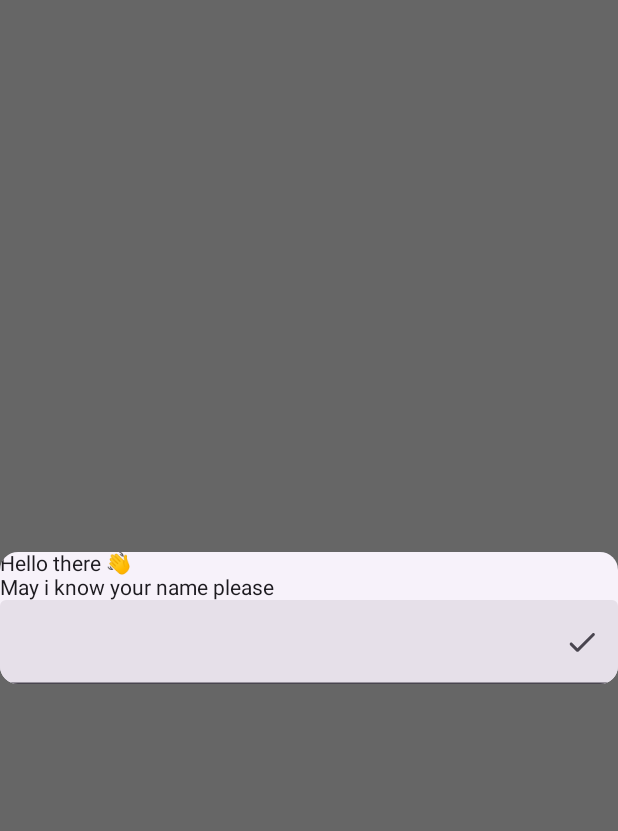
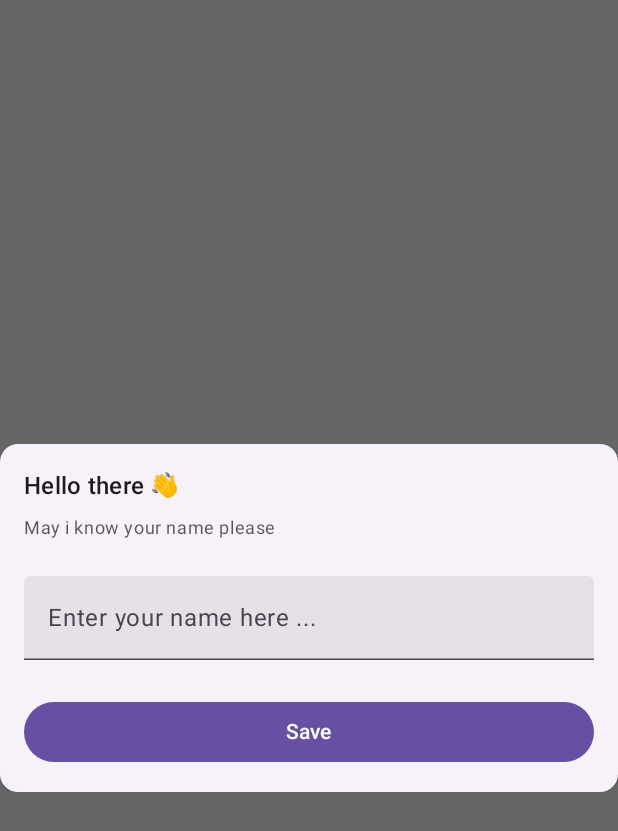
Before and after one commit to jordan-jakisa/fitbuddy, an Android app built with Jetpack Compose: the @Preview function UserNameDialogPreview, on a phone screen of 412 x 824 dp. Shown: the top 831 px of the screen. Run offline under Robolectric (Android 15) with nearby library versions, the phone set to English and light mode, and no system bars.

Commit message:
Added ability to update the name of the user

```diff
--- a/app/src/main/AndroidManifest.xml
+++ b/app/src/main/AndroidManifest.xml
@@ -3,6 +3,7 @@
     xmlns:tools="http://schemas.android.com/tools">
 
     <application
+        android:name=".App"
         android:allowBackup="true"
         android:dataExtractionRules="@xml/data_extraction_rules"
         android:fullBackupContent="@xml/backup_rules"
--- a/app/src/main/java/com/kerustudios/fitbuddy/data/preferences/Keys.kt
+++ b/app/src/main/java/com/kerustudios/fitbuddy/data/preferences/Keys.kt
@@ -1,7 +1,9 @@
 package com.kerustudios.fitbuddy.data.preferences
 
 import androidx.datastore.preferences.core.booleanPreferencesKey
+import androidx.datastore.preferences.core.stringPreferencesKey
 
 object PreferenceKeys{
     val IS_FIRST_TIME_USER = booleanPreferencesKey("is_first_time_user")
+    val USER_NAME = stringPreferencesKey("user_name")
 }
--- a/app/src/main/java/com/kerustudios/fitbuddy/ui/dialogs/UserNameDialog.kt
+++ b/app/src/main/java/com/kerustudios/fitbuddy/ui/dialogs/UserNameDialog.kt
@@ -1,12 +1,17 @@
 package com.kerustudios.fitbuddy.ui.dialogs
 
+import androidx.compose.animation.AnimatedVisibility
+import androidx.compose.animation.fadeIn
+import androidx.compose.animation.fadeOut
+import androidx.compose.foundation.layout.Arrangement
 import androidx.compose.foundation.layout.Column
+import androidx.compose.foundation.layout.Spacer
 import androidx.compose.foundation.layout.fillMaxWidth
-import androidx.compose.material.icons.Icons
-import androidx.compose.material.icons.rounded.Done
+import androidx.compose.foundation.layout.height
+import androidx.compose.foundation.layout.padding
+import androidx.compose.material3.Button
 import androidx.compose.material3.ElevatedCard
-import androidx.compose.material3.Icon
-import androidx.compose.material3.IconButton
+import androidx.compose.material3.MaterialTheme
 import androidx.compose.material3.Text
 import androidx.compose.material3.TextField
 import androidx.compose.runtime.Composable
@@ -15,30 +20,74 @@ import androidx.compose.runtime.mutableStateOf
 import androidx.compose.runtime.saveable.rememberSaveable
 import androidx.compose.runtime.setValue
 import androidx.compose.ui.Modifier
+import androidx.compose.ui.draw.alpha
 import androidx.compose.ui.tooling.preview.Preview
+import androidx.compose.ui.unit.dp
+import androidx.compose.ui.unit.sp
 import androidx.compose.ui.window.Dialog
 
 @Composable
-fun UserNameDialog(modifier: Modifier = Modifier) {
+fun UserNameDialog(
+    modifier: Modifier = Modifier,
+    onSave: (String) -> Unit
+) {
     var name by rememberSaveable {
         mutableStateOf("")
     }
+    var error by rememberSaveable {
+        mutableStateOf(false)
+    }
     Dialog(onDismissRequest = { /*TODO*/ }) {
         ElevatedCard(onClick = { /*TODO*/ }) {
-            Column(modifier = modifier) {
-                Text(text = "Hello there \uD83D\uDC4B")
-                Text(text = "May i know your name please")
-                TextField(value = name, onValueChange = {
-                    name = it
-                }, modifier = Modifier.fillMaxWidth(), trailingIcon = {
-                    IconButton(onClick = { /*TODO*/ }) {
-                        Icon(imageVector = Icons.Rounded.Done, contentDescription ="")
+            Column(
+                modifier = modifier.padding(16.dp),
+                verticalArrangement = Arrangement.spacedBy(8.dp)
+            ) {
+                Text(
+                    text = "Hello there 👋",
+                    style = MaterialTheme.typography.titleMedium
+                )
+                Text(
+                    text = "May i know your name please",
+                    style = MaterialTheme.typography.bodySmall,
+                    modifier = Modifier.alpha(.75f)
+                )
+                Spacer(modifier = Modifier.height(8.dp))
+                TextField(
+                    value = name,
+                    onValueChange = {
+                        name = it
+                        error = false
+                    },
+                    modifier = Modifier.fillMaxWidth(),
+                    placeholder = {
+                        Text(text = "Enter your name here ... ")
+                    }
+                )
+                AnimatedVisibility(
+                    visible = error,
+                    enter = fadeIn(),
+                    exit = fadeOut()
+                ) {
+                    Text(
+                        text = "* name cannot be empty",
+                        fontSize = 10.sp,
+                        modifier = Modifier.alpha(.65f),
+                        color = MaterialTheme.colorScheme.error
+                    )
+                }
 
-                    }
-                })
-
+                Spacer(modifier = Modifier.height(8.dp))
+                Button(
+                    onClick = {
+                        if (name.isNotBlank()) onSave(name)
+                        else error = true
+                    },
+                    modifier = Modifier.fillMaxWidth()
+                ) {
+                    Text(text = "Save")
+                }
             }
-
         }
     }
 }
@@ -46,6 +95,6 @@ fun UserNameDialog(modifier: Modifier = Modifier) {
 @Preview
 @Composable
 private fun UserNameDialogPreview() {
-    UserNameDialog()
+    UserNameDialog {}
 
 }
```
Also changed, not shown: app/build.gradle.kts (+5 -5 lines), app/src/main/java/com/kerustudios/fitbuddy/di/DI.kt (added, +20 -0 lines), app/src/main/java/com/kerustudios/fitbuddy/di/DataStoreModule.kt (+7 -3 lines), app/src/main/java/com/kerustudios/fitbuddy/ui/components/ProgressGraph.kt (+12 -11 lines), app/src/main/java/com/kerustudios/fitbuddy/ui/pages/HomePage.kt (+36 -3 lines), app/src/main/java/com/kerustudios/fitbuddy/ui/viewmodels/HomeViewModel.kt (+27 -9 lines), gradle/libs.versions.toml (+7 -8 lines).
